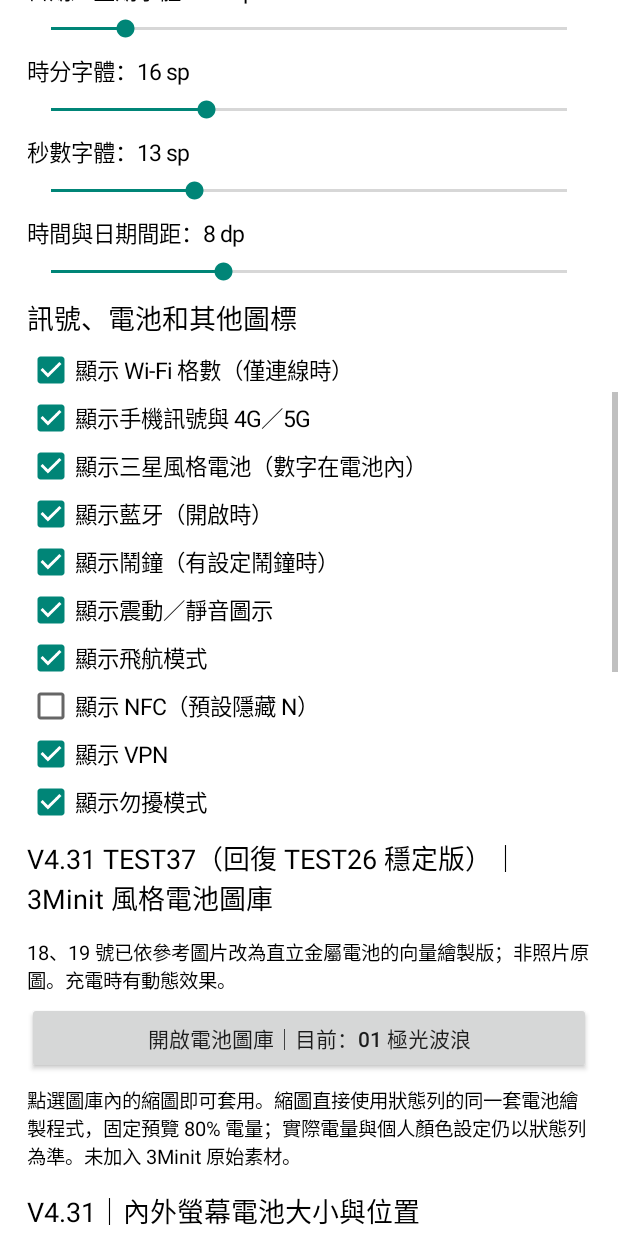
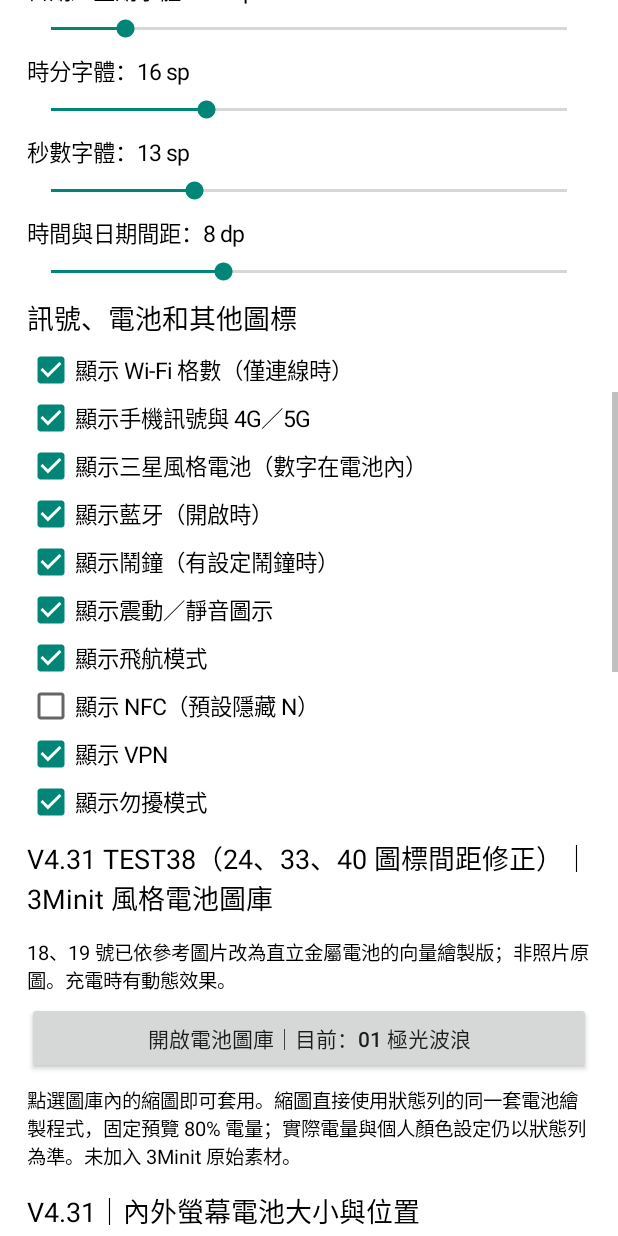
Before and after one commit to tel24827177-afk/Samsung-StatusBar-V431, an Android app: the StatusBarSettingsActivity screen opened directly, with no data from a screen before it, scrolled down 1153 dp, on a phone screen of 412 x 824 dp. Run offline under Robolectric (Android 15) with nearby library versions, the phone set to English and light mode, and no system bars.

Commit message:
TEST38: label 24,33,40 spacing test build

```diff
--- a/app/src/main/java/com/samsung/colorstatusbar/StatusBarSettingsActivity.java
+++ b/app/src/main/java/com/samsung/colorstatusbar/StatusBarSettingsActivity.java
@@ -242,7 +242,7 @@ public class StatusBarSettingsActivity extends Activity {
         addCheckBox("show_nfc", "顯示 NFC（預設隱藏 N）", false);
         addCheckBox("show_vpn", "顯示 VPN", true);
         addCheckBox("show_dnd", "顯示勿擾模式", true);
-        heading("V4.31 TEST37（回復 TEST26 穩定版）｜3Minit 風格電池圖庫", 18);
+        heading("V4.31 TEST38（24、33、40 圖標間距修正）｜3Minit 風格電池圖庫", 18);
         note("18、19 號已依參考圖片改為直立金屬電池的向量繪製版；非照片原圖。充電時有動態效果。");
         final String[] batteryStyles = {
             "01 極光波浪", "02 V4.30 原版電池", "03 RGB 五色", "04 數字電量光環",
```
